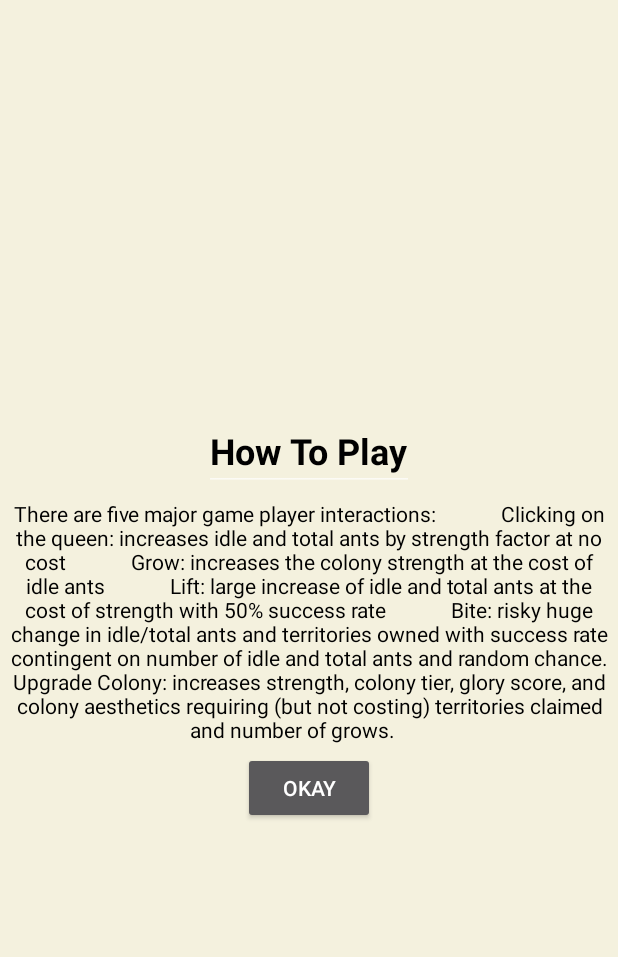
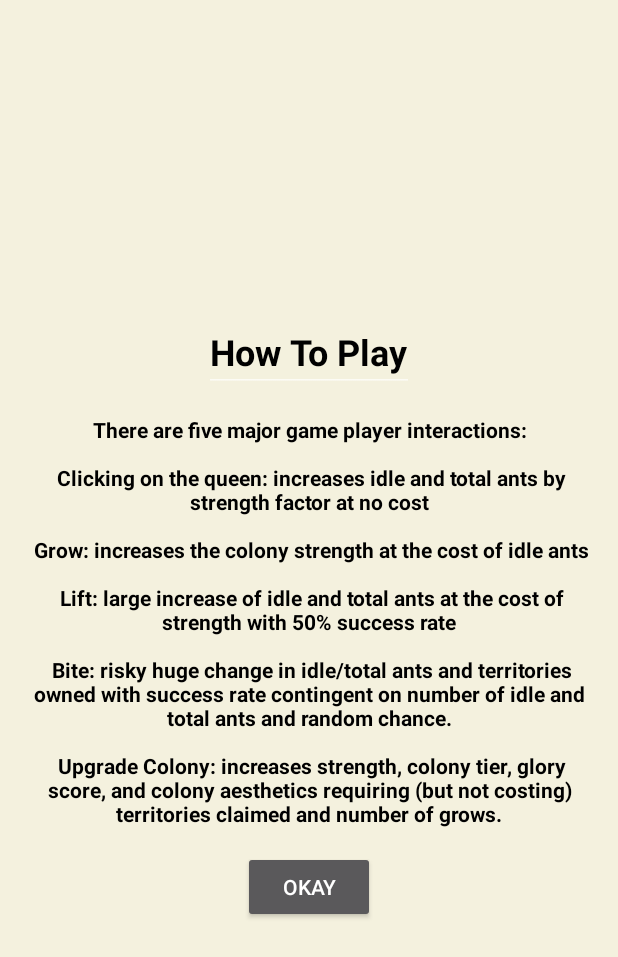
Before and after one commit to seanjoo4/AntColonyMobileGame, an Android app: the HowToPlay screen opened directly, with no data from a screen before it, on a phone screen of 412 x 824 dp. Shown: the top 957 px of the screen. Run offline under Robolectric (Android 15) with nearby library versions, the phone set to English and light mode, and no system bars; Roboto replaces fonts that are not available here.

Commit message:
fixed nou.mp3 + layouts for how to play & credits

```diff
--- a/app/src/main/java/com/e/antcolony/MainActivity.java
+++ b/app/src/main/java/com/e/antcolony/MainActivity.java
@@ -578,7 +578,7 @@ public class MainActivity extends AppCompatActivity {
                 new Intent(this, MyReceiver.class), PendingIntent.FLAG_UPDATE_CURRENT);
         AlarmManager alarmManager = (AlarmManager) this.getSystemService(Context.ALARM_SERVICE);
         // set to repeat every month
-        alarmManager.setRepeating(AlarmManager.RTC_WAKEUP, System.currentTimeMillis(), 1000, pendingIntent);
+        alarmManager.setRepeating(AlarmManager.RTC_WAKEUP, System.currentTimeMillis(), 1000 * 60 * 60 * 24 * 31, pendingIntent);
     }
     // OUTSIDE OF OnCreate!
 
--- a/app/src/main/res/layout/activity_how_to_play.xml
+++ b/app/src/main/res/layout/activity_how_to_play.xml
@@ -26,10 +26,11 @@
         android:id="@+id/textView"
         android:layout_width="match_parent"
         android:layout_height="wrap_content"
-        android:layout_margin="5sp"
+        android:layout_margin="15sp"
         android:gravity="center"
         android:text="@string/how_to_play_description"
-        android:textColor="#000000" />
+        android:textColor="#000000"
+        android:textStyle="bold" />
 
     <Button
         android:id="@+id/howToPlayOkayButton"
--- a/app/src/main/res/values/strings.xml
+++ b/app/src/main/res/values/strings.xml
@@ -27,7 +27,7 @@
     <string name="termsDescription">All contents, logo, and other visual media are the sole property of Pluto’s Playground. Pluto Playground is not responsible for third party redirects, particularly those of Google Ads. \n \n Source code for this application is available at https://github.com/aidanandrucyk/AntColonyMobileApp. While non-commercial use of the source or object code is permitted, commercial use of any description is strictly prohibited without the explicit consent of Pluto’s Playground. Users who fail to follow established guidelines will be barred from further usage in cases of abuse at Pluto’s Playgrounds sole discretion.</string>
     <string name="terms_conditions"><![CDATA[Terms & Conditions]]></string>
     <string name="credits">CREDITS</string>
-    <string name="software_developers_aidan_andrucyk_and_sean_joo">Software Developers:   Aidan Andrucyk and Sean Joo</string>
+    <string name="software_developers_aidan_andrucyk_and_sean_joo">Software Developers: \n  Aidan Andrucyk and Sean Joo</string>
     <string name="contact_us">Contact Us: \n plutosplaygroundstudios@gmail.com</string>
     <string name="music_bensound">Music: \n Bensound</string>
     <string name="inspiration_credits">Inspiration: \n A group where we all pretend to be ants in an ant colony</string>
@@ -73,7 +73,12 @@
     <string name="bite_description_bad">Outnumbered and outmaneuvered, our noble ants have been truncated to meager numbers. Those noble souls may be lost but they are not forgotten. Anon we shall exact our vengeance upon the mound of innoble ants!</string>
     <string name="lift_report"> change in ants</string>
     <string name="lift_description_good">The aphids have graced us with sweet honeydew!</string>
-    <string name="how_to_play_description">"There are five major game player interactions:             Clicking on the queen: increases idle and total ants by strength factor at no cost             Grow: increases the colony strength at the cost of idle ants             Lift: large increase of idle and total ants at the cost of strength with 50% success rate             Bite: risky huge change in idle/total ants and territories owned with success rate contingent on number of idle and total ants and random chance.             Upgrade Colony: increases strength, colony tier, glory score, and colony aesthetics requiring (but not costing) territories claimed and number of grows.       "</string>
+    <string name="how_to_play_description">"There are five major game player interactions:
+        \n Clicking on the queen: increases idle and total ants by strength factor at no cost
+        \n Grow: increases the colony strength at the cost of idle ants
+        \n Lift: large increase of idle and total ants at the cost of strength with 50% success rate
+        \n Bite: risky huge change in idle/total ants and territories owned with success rate contingent on number of idle and total ants and random chance.
+        \n Upgrade Colony: increases strength, colony tier, glory score, and colony aesthetics requiring (but not costing) territories claimed and number of grows."</string>
     <string name="totalAnts">Total Ants:</string>
     <string name="lift_description_bad">No humans are throwing away scraps!</string>
     <string name="good_job_upgrading_the_queen_thanks_you_for_your_work_keep_lifting_biting_and_growing_for_the_queen">Good job upgrading! The Queen thanks you for your work! Keep LIFTING, BITING, AND GROWING! FOR THE QUEEN!!!</string>
```
Also changed, not shown: app/src/main/res/layout/activity_credits.xml (+6 -1 lines), 1 other file.
